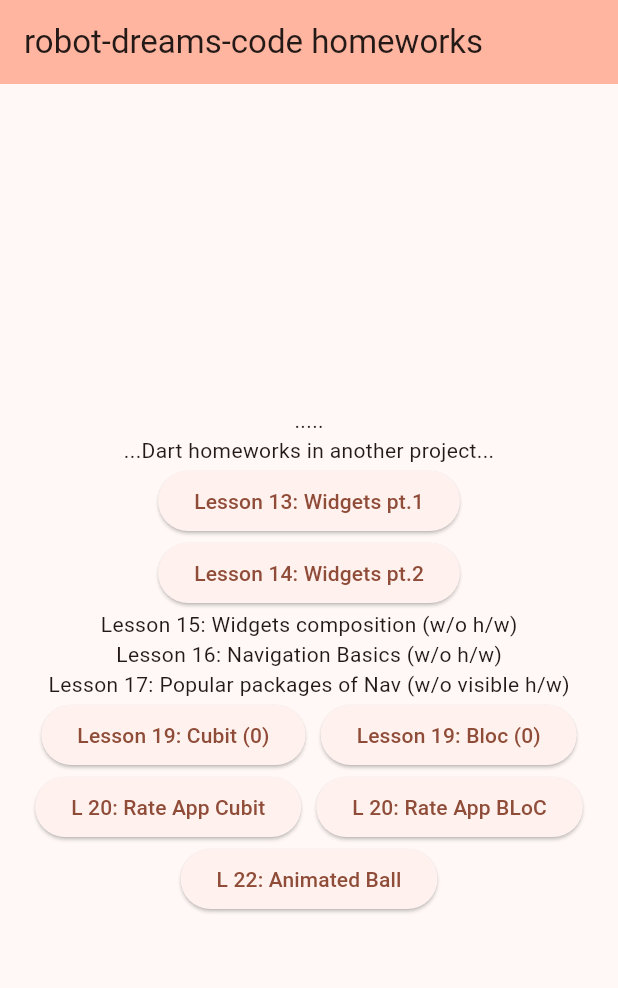
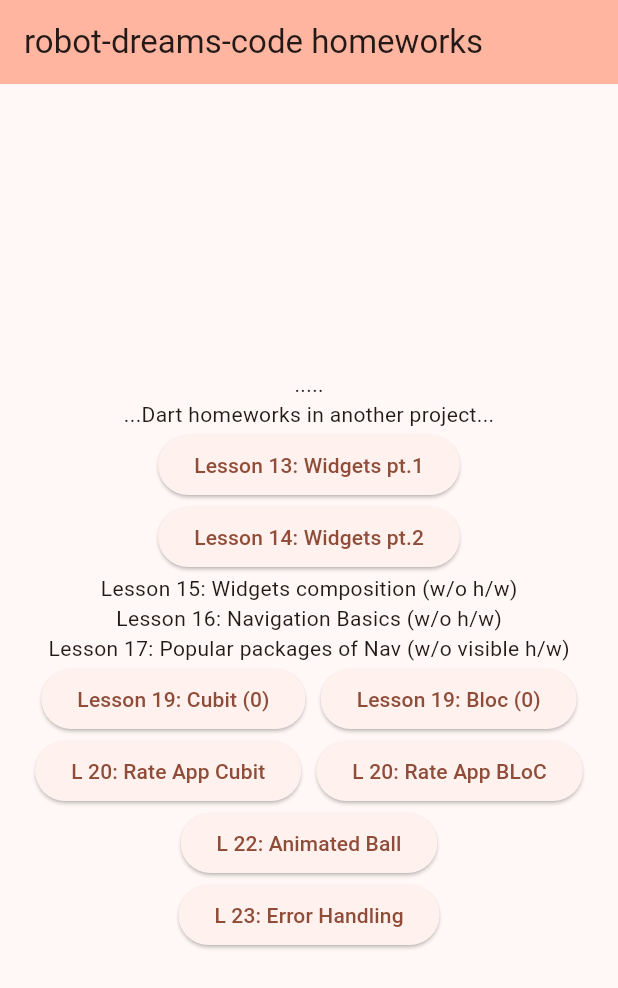
Before and after one commit to Randan/learning-flutter, a Flutter app: the screen it shows after launch, on a phone screen of 412 x 824 dp. Shown: the top 988 px of the screen. Run offline on Flutter 3.47's test engine with Material 3 defaults, Android fonts, the phone set to English and light mode, and no system bars; our stand-ins replace flutter_bloc, flutter_svg, go_router; project files that could hold a hidden picture were left out.

Commit message:
feat: implement Lesson 23 error handling homework with BLoC pattern
- Add CustomServerError class for server-specific error handling
- Update FakeUserRepository with error conversion logic
- Extend UserProfileState with error states (CustomServerError, GeneralError)
- Implement error handling in UserProfileCubit with specific catch blocks
- Create UI error widgets with retry functionality
- Setup global BlocProvider in main.dart for UserProfileCubit
- Add comprehensive error handling documentation

```diff
--- /dev/null
+++ b/lib/features/homeworks/lesson_23/data/repository/entity/custom_server_error.dart
@@ -0,0 +1,8 @@
+class CustomServerError implements Exception {
+  CustomServerError({this.message = 'Server error occurred'});
+
+  final String message;
+
+  @override
+  String toString() => 'CustomServerError: $message';
+}
--- /dev/null
+++ b/lib/features/homeworks/lesson_23/data/repository/entity/user_entity.dart
@@ -0,0 +1,9 @@
+class UserEntity {
+  UserEntity({
+    required this.id,
+    required this.name,
+  });
+
+  final String id;
+  final String name;
+}
--- /dev/null
+++ b/lib/features/homeworks/lesson_23/presentation/cubit/user_profile_cubit.dart
@@ -0,0 +1,23 @@
+import 'package:flutter_bloc/flutter_bloc.dart';
+import 'package:learning_flutter/features/homeworks/lesson_23/data/repository/entity/custom_server_error.dart';
+import 'package:learning_flutter/features/homeworks/lesson_23/data/repository/fake_user_repository.dart';
+import 'package:learning_flutter/features/homeworks/lesson_23/presentation/cubit/user_profile_state.dart';
+
+class UserProfileCubit extends Cubit<UserProfileState> {
+  UserProfileCubit(this.repository) : super(UserProfileLoading());
+
+  final FakeUserRepository repository;
+
+  Future<void> loadUserProfile() async {
+    emit(UserProfileLoading());
+
+    try {
+      final user = await repository.getUserProfile();
+      emit(UserProfileLoaded(user));
+    } on CustomServerError catch (e) {
+      emit(UserProfileCustomServerError(e));
+    } catch (e) {
+      emit(UserProfileGeneralError(e as Exception));
+    }
+  }
+}
--- /dev/null
+++ b/lib/features/homeworks/lesson_23/presentation/cubit/user_profile_state.dart
@@ -0,0 +1,24 @@
+import 'package:learning_flutter/features/homeworks/lesson_23/data/repository/entity/custom_server_error.dart';
+import 'package:learning_flutter/features/homeworks/lesson_23/data/repository/entity/user_entity.dart';
+
+sealed class UserProfileState {}
+
+final class UserProfileLoading implements UserProfileState {}
+
+final class UserProfileLoaded implements UserProfileState {
+  UserProfileLoaded(this.user);
+
+  final UserEntity user;
+}
+
+final class UserProfileCustomServerError implements UserProfileState {
+  UserProfileCustomServerError(this.error);
+
+  final CustomServerError error;
+}
+
+final class UserProfileGeneralError implements UserProfileState {
+  UserProfileGeneralError(this.error);
+
+  final Exception error;
+}
--- a/lib/home_page.dart
+++ b/lib/home_page.dart
@@ -84,6 +84,12 @@ class MyHomePage extends StatelessWidget {
               context.goNamed(ScreenNames.lesson22.name);
             },
           ),
+          ElevatedButton(
+            child: const Text('L 23: Error Handling'),
+            onPressed: () {
+              context.goNamed(ScreenNames.lesson23.name);
+            },
+          ),
         ],
       ),
     ),
--- a/lib/main.dart
+++ b/lib/main.dart
@@ -4,6 +4,8 @@ import 'package:learning_flutter/features/homeworks/lesson_19/bloc_task/bloc/cou
 import 'package:learning_flutter/features/homeworks/lesson_19/cubit_task/cubit/counter_cubit.dart';
 import 'package:learning_flutter/features/homeworks/lesson_20/bloc/rate_app_bloc.dart';
 import 'package:learning_flutter/features/homeworks/lesson_20/bloc/rate_app_cubit.dart';
+import 'package:learning_flutter/features/homeworks/lesson_23/data/repository/fake_user_repository.dart';
+import 'package:learning_flutter/features/homeworks/lesson_23/presentation/cubit/user_profile_cubit.dart';
 import 'package:learning_flutter/router/app_router.dart';
 
 void main() {
@@ -21,6 +23,9 @@ class MyApp extends StatelessWidget {
         BlocProvider(create: (context) => CounterBloc()),
         BlocProvider(create: (context) => RateAppCubit()),
         BlocProvider(create: (context) => RateAppBloc()),
+        BlocProvider(
+          create: (context) => UserProfileCubit(FakeUserRepository()),
+        ),
       ],
       child: MaterialApp.router(
         title: 'Flutter Demo',
--- a/lib/router/app_router.dart
+++ b/lib/router/app_router.dart
@@ -6,6 +6,7 @@ import 'package:learning_flutter/features/homeworks/lesson_19/cubit_task/cubit_c
 import 'package:learning_flutter/features/homeworks/lesson_20/presentation/screens/rate_app_bloc_screen.dart';
 import 'package:learning_flutter/features/homeworks/lesson_20/presentation/screens/rate_app_cubit_screen.dart';
 import 'package:learning_flutter/features/homeworks/lesson_22/homework_lesson_22.dart';
+import 'package:learning_flutter/features/homeworks/lesson_23/presentation/ui/screens/user_profile_homework_screen.dart';
 import 'package:learning_flutter/home_page.dart';
 import 'package:learning_flutter/router/screen_names.dart';
 
@@ -50,6 +51,11 @@ final appRouter = GoRouter(
           name: ScreenNames.lesson22.name,
           builder: (context, state) => const HomeworkLesson22(),
         ),
+        GoRoute(
+          path: 'lesson_23',
+          name: ScreenNames.lesson23.name,
+          builder: (context, state) => const UserProfileHomeworkScreen(),
+        ),
       ],
     ),
   ],
--- a/lib/router/screen_names.dart
+++ b/lib/router/screen_names.dart
@@ -6,4 +6,5 @@ enum ScreenNames {
   lesson20Cubit,
   lesson20Bloc,
   lesson22,
+  lesson23,
 }
```
Also changed, not shown: lib/features/homeworks/lesson_23/data/repository/fake_user_repository.dart (added, +19 -0 lines), lib/features/homeworks/lesson_23/presentation/ui/screens/user_profile_homework_screen.dart (added, +219 -0 lines), 3 other files.
